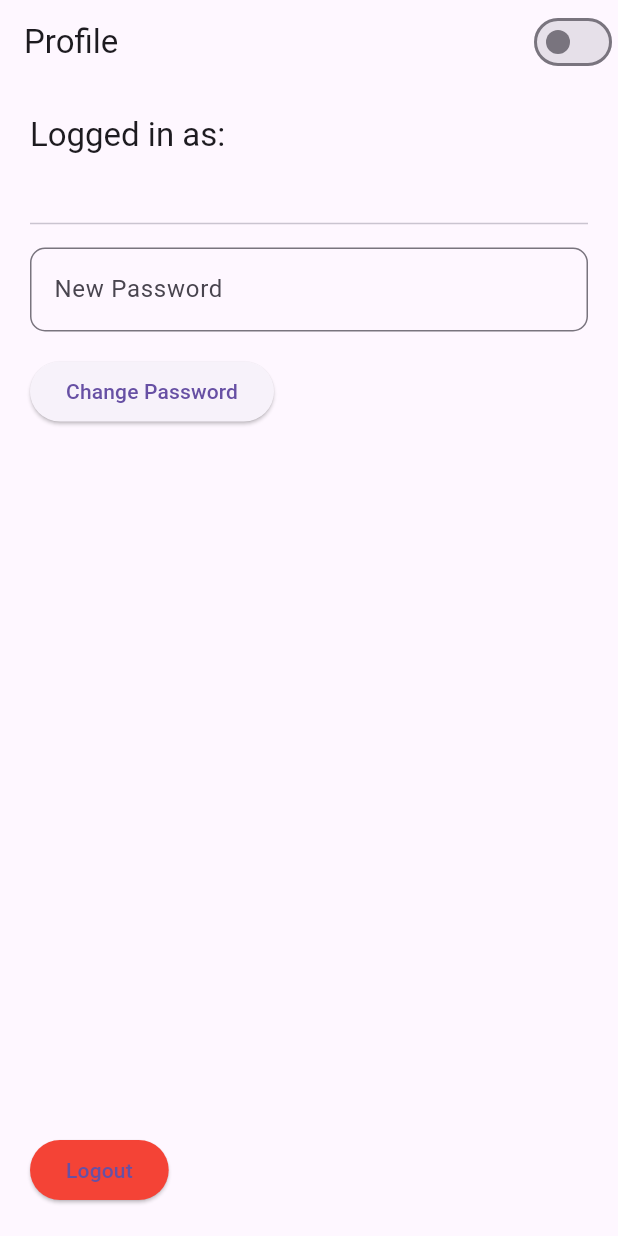
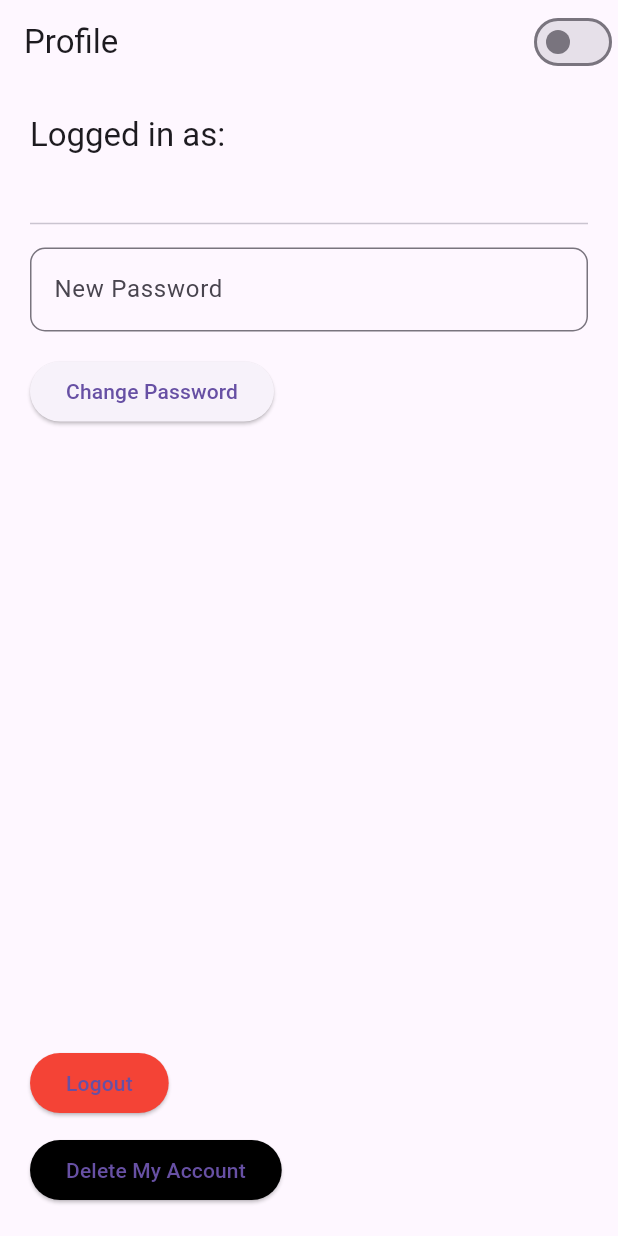
Before and after one commit to Dhruvv0203/act13, a Flutter app: the screen it shows once a user with an empty profile is signed in, on a phone screen of 412 x 824 dp. Run offline on Flutter 3.47's test engine with Material 3 defaults, Android fonts, the phone set to English and light mode, and no system bars; our stand-ins replace firebase_auth, firebase_core; accounts and stored records are empty.

```diff
--- a/lib/screens/profile_screen.dart
+++ b/lib/screens/profile_screen.dart
@@ -28,6 +28,19 @@ class _ProfileScreenState extends State<ProfileScreen> {
 
   void logout() async {
     await _auth.signOut();
+  }
+
+  void deleteAccount() async {
+    try {
+      await _auth.currentUser!.delete();
+      ScaffoldMessenger.of(context).showSnackBar(
+        SnackBar(content: Text('Account deleted successfully')),
+      );
+    } catch (e) {
+      ScaffoldMessenger.of(context).showSnackBar(
+        SnackBar(content: Text('Account deletion failed: \$e')),
+      );
+    }
   }
 
   @override
@@ -69,6 +82,12 @@ class _ProfileScreenState extends State<ProfileScreen> {
               style: ElevatedButton.styleFrom(backgroundColor: Colors.red),
               child: Text('Logout'),
             ),
+            SizedBox(height: 10),
+            ElevatedButton(
+              onPressed: deleteAccount,
+              style: ElevatedButton.styleFrom(backgroundColor: Colors.black),
+              child: Text('Delete My Account'),
+            ),
           ],
         ),
       ),
```
